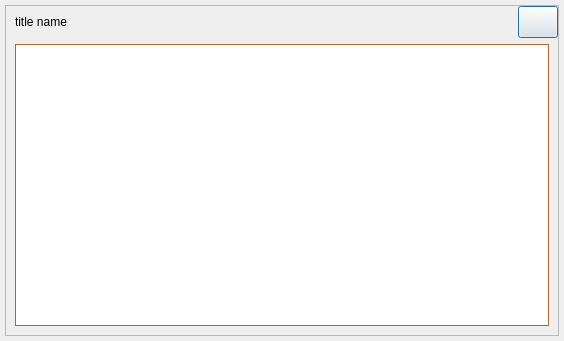
First picture: the form in src/qt/forms/transactiondescdialog.ui, repository MassGrid/MassGrid, before the edit.
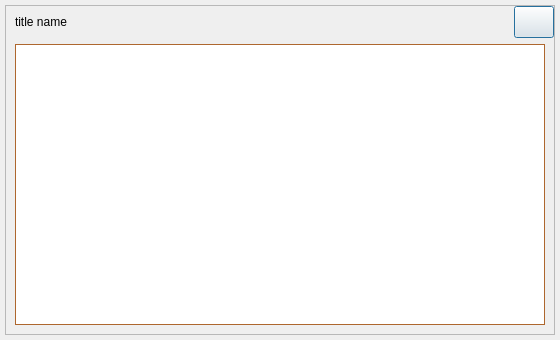
Second picture: the form after the edit.

What changed in the file:
```diff
--- a/src/qt/forms/transactiondescdialog.ui
+++ b/src/qt/forms/transactiondescdialog.ui
@@ -6,8 +6,8 @@
    <rect>
     <x>0</x>
     <y>0</y>
-    <width>564</width>
-    <height>341</height>
+    <width>560</width>
+    <height>340</height>
    </rect>
   </property>
   <property name="windowTitle">
```
